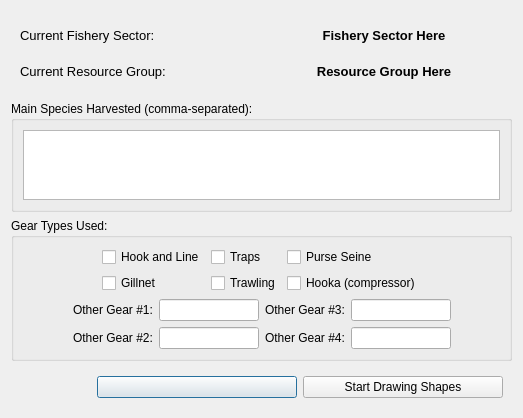
Above: oom_cobi_loreto/Interview/resgroup.ui from Ecotrust/openoceanmap-desktop before the change. Below: the same form after it.
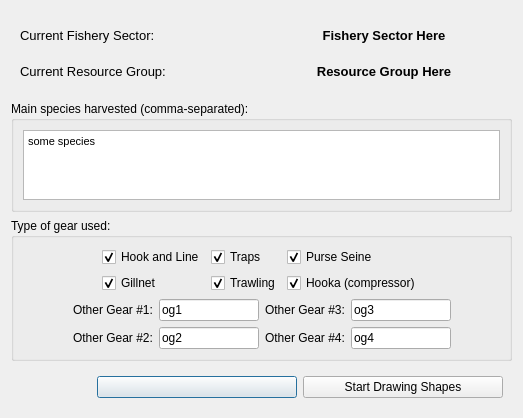
That is the form after the change.

The edit to the form file:
```diff
--- a/oom_cobi_loreto/Interview/resgroup.ui
+++ b/oom_cobi_loreto/Interview/resgroup.ui
@@ -101,11 +101,19 @@
    <item>
     <widget class="QGroupBox" name="groupBox_2" >
      <property name="title" >
-      <string>Main Species Harvested (comma-separated):</string>
+      <string>Main species harvested (comma-separated):</string>
      </property>
      <layout class="QHBoxLayout" name="horizontalLayout_9" >
       <item>
-       <widget class="QTextEdit" name="editMainSpecies" />
+       <widget class="QTextEdit" name="editMainSpecies" >
+        <property name="html" >
+         <string>&lt;!DOCTYPE HTML PUBLIC "-//W3C//DTD HTML 4.0//EN" "http://www.w3.org/TR/REC-html40/strict.dtd">
+&lt;html>&lt;head>&lt;meta name="qrichtext" content="1" />&lt;style type="text/css">
+p, li { white-space: pre-wrap; }
+&lt;/style>&lt;/head>&lt;body style=" font-family:'MS Shell Dlg 2'; font-size:8.25pt; font-weight:400; font-style:normal;">
+&lt;p style=" margin-top:0px; margin-bottom:0px; margin-left:0px; margin-right:0px; -qt-block-indent:0; text-indent:0px; font-size:8pt;">some species&lt;/p>&lt;/body>&lt;/html></string>
+        </property>
+       </widget>
       </item>
      </layout>
     </widget>
@@ -113,7 +121,7 @@
    <item>
     <widget class="QGroupBox" name="groupBox" >
      <property name="title" >
-      <string>Gear Types Used:</string>
+      <string>Type of gear used:</string>
      </property>
      <layout class="QVBoxLayout" name="verticalLayout_7" >
       <item>
@@ -138,6 +146,9 @@
             <property name="text" >
              <string>Hook and Line</string>
             </property>
+            <property name="checked" >
+             <bool>true</bool>
+            </property>
            </widget>
           </item>
           <item>
@@ -145,6 +156,9 @@
             <property name="text" >
              <string>Gillnet</string>
             </property>
+            <property name="checked" >
+             <bool>true</bool>
+            </property>
            </widget>
           </item>
          </layout>
@@ -156,6 +170,9 @@
             <property name="text" >
              <string>Traps</string>
             </property>
+            <property name="checked" >
+             <bool>true</bool>
+            </property>
            </widget>
           </item>
           <item>
@@ -163,6 +180,9 @@
             <property name="text" >
              <string>Trawling</string>
             </property>
+            <property name="checked" >
+             <bool>true</bool>
+            </property>
            </widget>
           </item>
          </layout>
@@ -174,6 +194,9 @@
             <property name="text" >
              <string>Purse Seine</string>
             </property>
+            <property name="checked" >
+             <bool>true</bool>
+            </property>
            </widget>
           </item>
           <item>
@@ -181,6 +204,9 @@
             <property name="text" >
              <string>Hooka (compressor)</string>
             </property>
+            <property name="checked" >
+             <bool>true</bool>
+            </property>
            </widget>
           </item>
          </layout>
@@ -234,6 +260,9 @@
                 <height>16777215</height>
                </size>
               </property>
+              <property name="text" >
+               <string>og1</string>
+              </property>
              </widget>
             </item>
            </layout>
@@ -255,6 +284,9 @@
                 <height>16777215</height>
                </size>
               </property>
+              <property name="text" >
+               <string>og2</string>
+              </property>
              </widget>
             </item>
            </layout>
@@ -280,6 +312,9 @@
                 <height>16777215</height>
                </size>
               </property>
+              <property name="text" >
+               <string>og3</string>
+              </property>
              </widget>
             </item>
            </layout>
@@ -301,6 +336,9 @@
                 <height>16777215</height>
                </size>
               </property>
+              <property name="text" >
+               <string>og4</string>
+              </property>
              </widget>
             </item>
            </layout>
```
